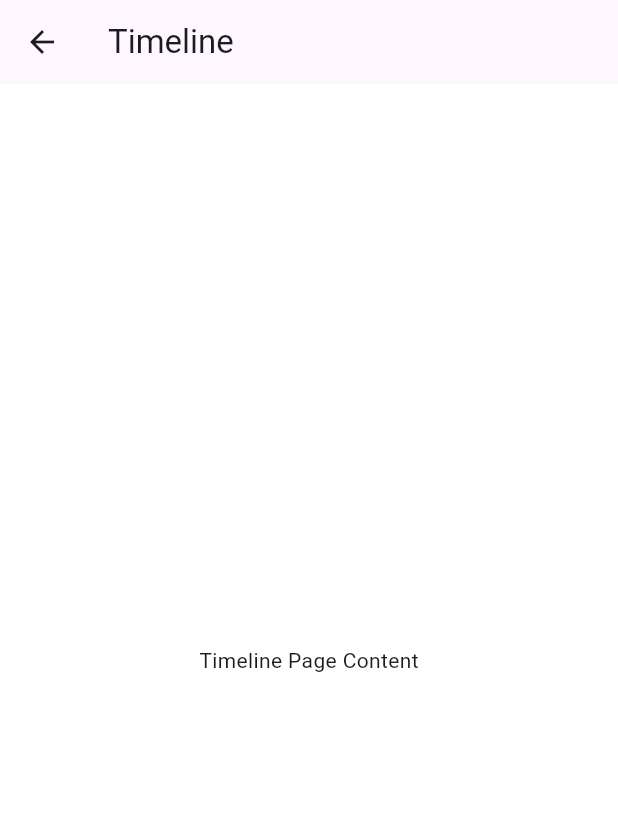
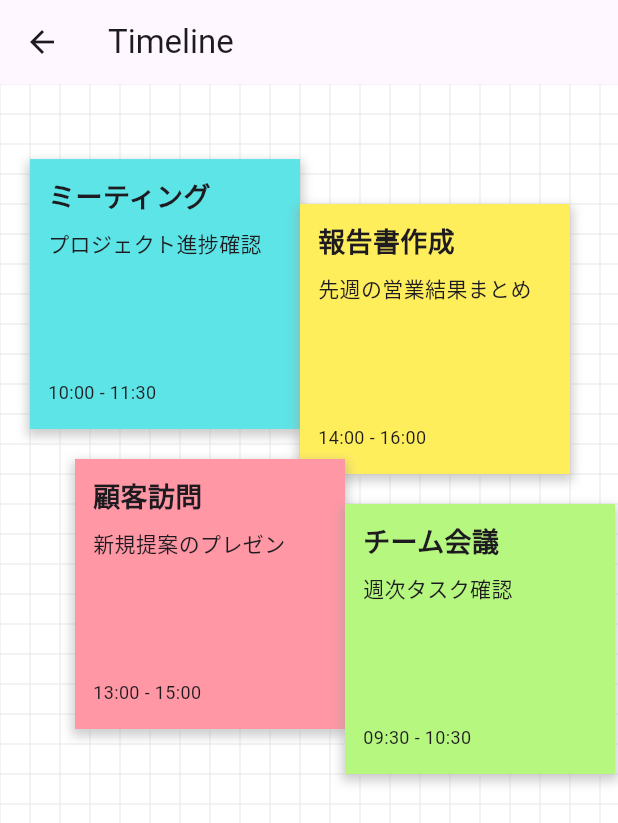
Before and after one commit to fukai0116/spajam2024, a Flutter app: the TimelinePage screen opened directly, on a phone screen of 412 x 824 dp. Shown: the top 823 px of the screen. Run offline on Flutter 3.47's test engine with Material 3 defaults, Android fonts, the phone set to English and light mode, and no system bars; our stand-ins replace shared_preferences; accounts and stored records are empty.

Commit message:
timelineページ付箋といいね機能を追加

```diff
--- a/lib/timeline.dart
+++ b/lib/timeline.dart
@@ -1,15 +1,248 @@
 import 'package:flutter/material.dart';
 
-class TimelinePage extends StatelessWidget {
+class TimelinePage extends StatefulWidget {
+  @override
+  _TimelinePageState createState() => _TimelinePageState();
+}
+
+class _TimelinePageState extends State<TimelinePage> {
+  List<StickyNoteData> notes = [
+    StickyNoteData(
+      id: '1',
+      color: Color(0xFF5DE4E6),
+      position: Offset(20, 50),
+      title: "ミーティング",
+      content: "プロジェクト進捗確認",
+      startTime: "10:00",
+      endTime: "11:30",
+    ),
+    StickyNoteData(
+      id: '2',
+      color: Color(0xFFFFEE5C),
+      position: Offset(200, 80),
+      title: "報告書作成",
+      content: "先週の営業結果まとめ",
+      startTime: "14:00",
+      endTime: "16:00",
+    ),
+    StickyNoteData(
+      id: '3',
+      color: Color(0xFFFF97A5),
+      position: Offset(50, 250),
+      title: "顧客訪問",
+      content: "新規提案のプレゼン",
+      startTime: "13:00",
+      endTime: "15:00",
+    ),
+    StickyNoteData(
+      id: '4',
+      color: Color(0xFFB6F77F),
+      position: Offset(230, 280),
+      title: "チーム会議",
+      content: "週次タスク確認",
+      startTime: "09:30",
+      endTime: "10:30",
+    ),
+  ];
+
+  void addReaction(String noteId) {
+    setState(() {
+      var note = notes.firstWhere((note) => note.id == noteId);
+      if (note.reactionCount == 0) {
+        note.reactionCount = 1;
+      } else {
+        note.reactionCount++;
+      }
+    });
+  }
+
   @override
   Widget build(BuildContext context) {
     return Scaffold(
       appBar: AppBar(
         title: Text('Timeline'),
       ),
-      body: Center(
-        child: Text('Timeline Page Content'),
+      body: Stack(
+        children: [
+          GridPaperBackground(),
+          ...notes.map((note) => LongPressDraggableStickyNote(
+                key: ObjectKey(note),
+                note: note,
+                onDragEnd: (Offset newPosition) {
+                  setState(() {
+                    note.position = newPosition;
+                  });
+                },
+                onTap: () {
+                  addReaction(note.id);
+                },
+              )),
+        ],
       ),
     );
   }
 }
+
+class GridPaperBackground extends StatelessWidget {
+  @override
+  Widget build(BuildContext context) {
+    return Container(
+      color: Colors.white,
+      child: CustomPaint(
+        painter: GridPainter(),
+        child: Container(),
+      ),
+    );
+  }
+}
+
+class GridPainter extends CustomPainter {
+  @override
+  void paint(Canvas canvas, Size size) {
+    final paint = Paint()
+      ..color = Colors.grey[300]!
+      ..strokeWidth = 0.5;
+
+    for (double i = 0; i < size.width; i += 20) {
+      canvas.drawLine(Offset(i, 0), Offset(i, size.height), paint);
+    }
+
+    for (double i = 0; i < size.height; i += 20) {
+      canvas.drawLine(Offset(0, i), Offset(size.width, i), paint);
+    }
+  }
+
+  @override
+  bool shouldRepaint(CustomPainter oldDelegate) => false;
+}
+
+class StickyNoteData {
+  final String id;
+  final Color color;
+  Offset position;
+  final String title;
+  final String content;
+  final String startTime;
+  final String endTime;
+  int reactionCount;
+
+  StickyNoteData({
+    required this.id,
+    required this.color,
+    required this.position,
+    required this.title,
+    required this.content,
+    required this.startTime,
+    required this.endTime,
+    this.reactionCount = 0,
+  });
+}
+
+class LongPressDraggableStickyNote extends StatelessWidget {
+  final StickyNoteData note;
+  final Function(Offset) onDragEnd;
+  final VoidCallback onTap;
+
+  const LongPressDraggableStickyNote({
+    Key? key,
+    required this.note,
+    required this.onDragEnd,
+    required this.onTap,
+  }) : super(key: key);
+
+  @override
+  Widget build(BuildContext context) {
+    return Positioned(
+      left: note.position.dx,
+      top: note.position.dy,
+      child: GestureDetector(
+        onTap: onTap,
+        child: LongPressDraggable<StickyNoteData>(
+          data: note,
+          feedback: StickyNote(note: note, isBeingDragged: true),
+          childWhenDragging: Container(),
+          onDragEnd: (details) {
+            onDragEnd(details.offset);
+          },
+          child: StickyNote(note: note),
+        ),
+      ),
+    );
+  }
+}
+
+class StickyNote extends StatelessWidget {
+  final StickyNoteData note;
+  final bool isBeingDragged;
+
+  const StickyNote({Key? key, required this.note, this.isBeingDragged = false})
+      : super(key: key);
+
+  @override
+  Widget build(BuildContext context) {
+    return Container(
+      width: 180,
+      height: 180,
+      padding: EdgeInsets.all(12),
+      decoration: BoxDecoration(
+        color: isBeingDragged ? note.color.withOpacity(0.8) : note.color,
+        boxShadow: [
+          BoxShadow(
+            color: Colors.grey.withOpacity(0.5),
+            spreadRadius: 2,
+            blurRadius: 5,
+            offset: Offset(0, 3),
+          ),
+        ],
+      ),
+      child: Column(
+        crossAxisAlignment: CrossAxisAlignment.start,
+        children: [
+          Text(
+            note.title,
+            style: TextStyle(fontWeight: FontWeight.bold, fontSize: 18),
+            overflow: TextOverflow.ellipsis,
+          ),
+          SizedBox(height: 8),
+          Text(
+            note.content,
+            style: TextStyle(fontSize: 14),
+            overflow: TextOverflow.ellipsis,
+            maxLines: 3,
+          ),
+          Spacer(),
+          Text(
+            '${note.startTime} - ${note.endTime}',
+            style: TextStyle(fontSize: 12),
+          ),
+          SizedBox(height: 4),
+          Reaction(count: note.reactionCount),
+        ],
+      ),
+    );
+  }
+}
+
+class Reaction extends StatelessWidget {
+  final int count;
+
+  const Reaction({Key? key, required this.count}) : super(key: key);
+
+  @override
+  Widget build(BuildContext context) {
+    if (count == 0) {
+      return SizedBox.shrink();
+    } else if (count == 1) {
+      return Text('👍', style: TextStyle(fontSize: 20));
+    } else {
+      return Row(
+        children: [
+          Text('👍', style: TextStyle(fontSize: 20)),
+          SizedBox(width: 4),
+          Text('$count',
+              style: TextStyle(fontSize: 16, fontWeight: FontWeight.bold)),
+        ],
+      );
+    }
+  }
+}
```
